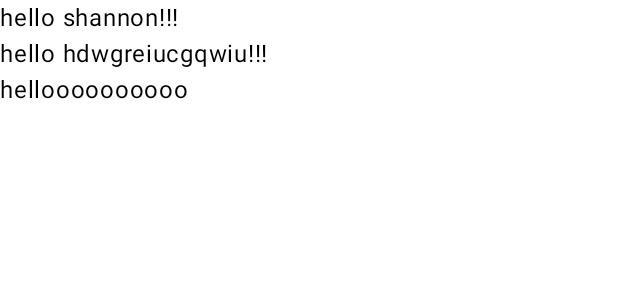
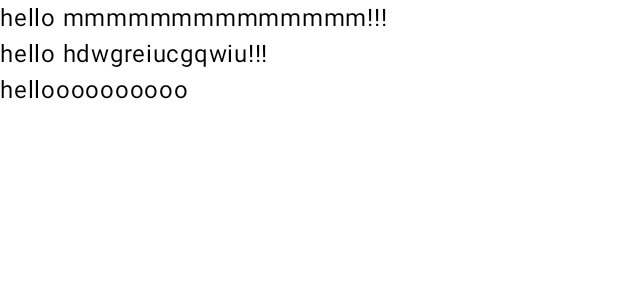
Before and after one commit to sfiorenzaaa/labweek7, an Android app built with Jetpack Compose: the @Preview function HomeViewPreview, on a phone screen of 412 x 824 dp. Shown: the top 300 px of the screen. Run offline under Robolectric (Android 15) with nearby library versions, the phone set to English and light mode, and no system bars.

Commit message:
Update homeview.kt

```diff
--- a/app/src/main/java/com/shannon/myapplication/homeview.kt
+++ b/app/src/main/java/com/shannon/myapplication/homeview.kt
@@ -10,7 +10,7 @@ import com.shannon.myapplication.ui.theme.MyApplicationTheme
 fun HomeView(){
     Column {
         Text (
-            text = "hello shannon!!!"
+            text = "hello mmmmmmmmmmmmmm!!!"
 
         )
         Text (
```
